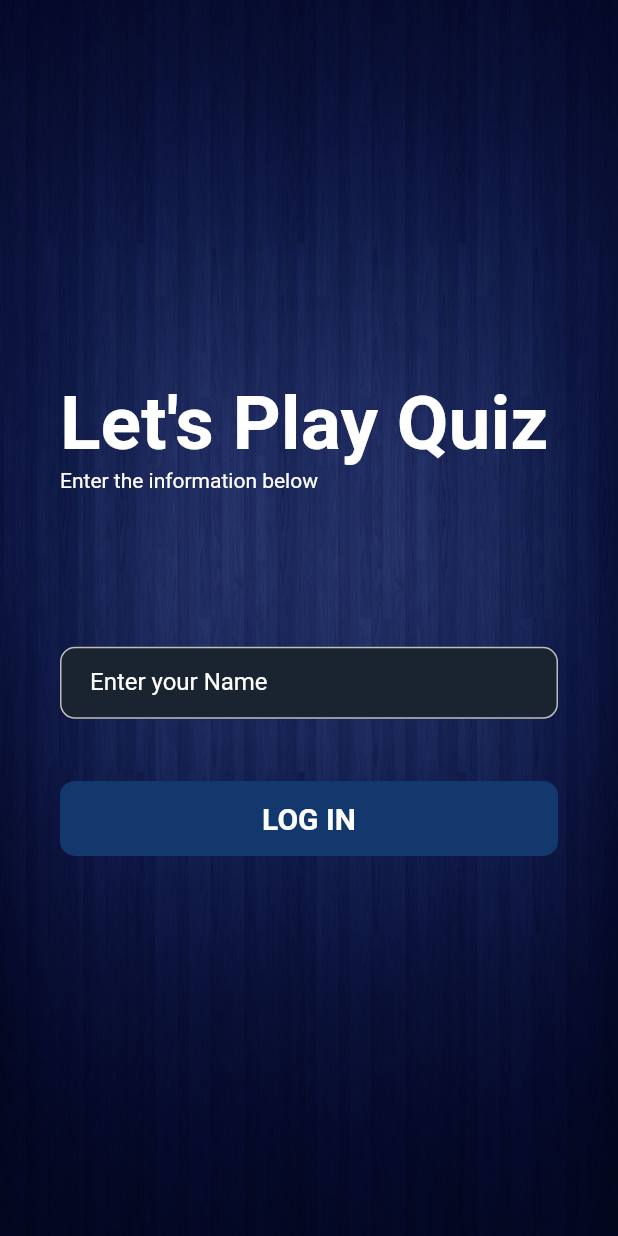
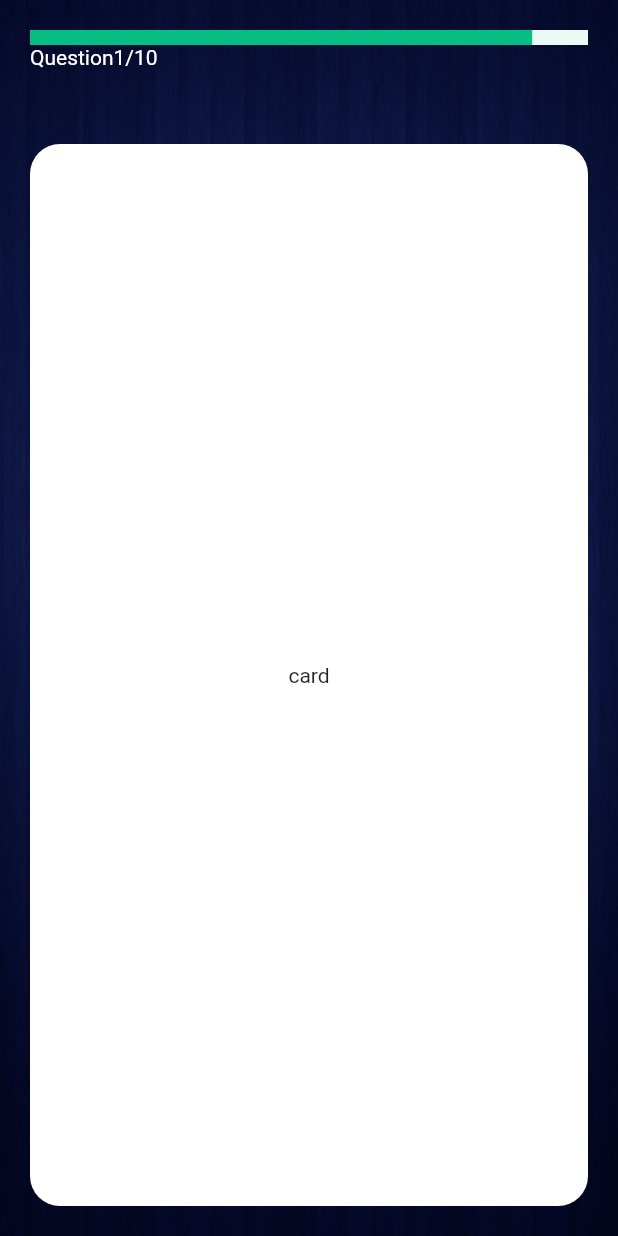
Before and after one commit to Resolute07/assignmentAnantkaal, a Flutter app: the screen it shows after launch, on a phone screen of 412 x 824 dp. Run offline on Flutter 3.47's test engine with Material 2 defaults, Android fonts, the phone set to English and light mode, and no system bars; our stand-ins replace hive, hive_flutter; accounts and stored records are empty.

Commit message:
In this commit the questions screen is implemented

```diff
--- a/lib/main.dart
+++ b/lib/main.dart
@@ -2,7 +2,9 @@ import 'package:flutter/material.dart';
 import 'package:hive/hive.dart';
 import 'package:hive_flutter/hive_flutter.dart';
 import 'package:quiz_app/screens/home_screen.dart';
+import 'package:quiz_app/screens/question_screen.dart';
 import 'package:quiz_app/screens/splash_screen.dart';
+import 'package:quiz_app/screens/welcome_screen.dart';
 
 void main() async {
   WidgetsFlutterBinding.ensureInitialized();
@@ -20,7 +22,7 @@ class MyApp extends StatelessWidget {
     return MaterialApp(
       title: 'Flutter Demo',
       theme: ThemeData.dark(),
-      home: const HomeScreen(),
+      home: const QuestionScreen(),
       //home: const MyHomePage(title: 'Flutter Demo Home Page'),
     );
   }
--- a/lib/screens/home_screen.dart
+++ b/lib/screens/home_screen.dart
@@ -12,7 +12,7 @@ class HomeScreen extends StatefulWidget {
 
 class _HomeScreenState extends State<HomeScreen> {
   final _localBox = Hive.box('localBox');
-  TextEditingController _nameController = TextEditingController();
+  final TextEditingController _nameController = TextEditingController();
   @override
   Widget build(BuildContext context) {
     return GestureDetector(
@@ -90,7 +90,7 @@ class _HomeScreenState extends State<HomeScreen> {
                           MaterialStateProperty.all(Colors.transparent),
                     ),
                     child: Text(
-                      'Log in'.toUpperCase(),
+                      'Start Quiz'.toUpperCase(),
                       style: const TextStyle(
                           fontSize: 20,
                           fontWeight: FontWeight.bold,
--- /dev/null
+++ b/lib/screens/question_screen.dart
@@ -0,0 +1,66 @@
+import 'package:flutter/material.dart';
+import 'package:hive/hive.dart';
+import 'package:quiz_app/screens/custom_screen.dart';
+//import 'package:flutter_svg/flutter_svg.dart';
+
+class QuestionScreen extends StatefulWidget {
+  const QuestionScreen({super.key});
+
+  @override
+  State<QuestionScreen> createState() => _QuestionScreenState();
+}
+
+class _QuestionScreenState extends State<QuestionScreen> {
+  final _localBox = Hive.box('localBox');
+  final TextEditingController _nameController = TextEditingController();
+  @override
+  Widget build(BuildContext context) {
+    return GestureDetector(
+      onTap: () {
+        FocusScopeNode currentFocus = FocusScope.of(context);
+        if (!currentFocus.hasPrimaryFocus) {
+          currentFocus.unfocus();
+        }
+      },
+      child: CustomScreen(
+        child: Padding(
+          padding: const EdgeInsets.all(20.0),
+          child: Column(
+            mainAxisAlignment: MainAxisAlignment.spaceBetween,
+            children: [
+              const LinearProgressIndicator(
+                value: 0.90,
+                minHeight: 10,
+                backgroundColor: Color(0xFFEAFAF5),
+                valueColor: AlwaysStoppedAnimation(Color(0xFF07BD84)),
+              ),
+              Row(
+                children: const [
+                  Text(
+                    "Question1/",
+                    style: TextStyle(),
+                  ),
+                  Text("10"),
+                ],
+              ),
+              const SizedBox(height: 50),
+              Expanded(
+                flex: 1,
+                child: Container(
+                  decoration: const BoxDecoration(
+                      color: Colors.white,
+                      borderRadius: BorderRadius.all(Radius.circular(20))),
+                  child: const Center(
+                      child: Text(
+                    'card',
+                    style: TextStyle(color: Colors.black87),
+                  )),
+                ),
+              ),
+            ],
+          ),
+        ),
+      ),
+    );
+  }
+}
--- a/pubspec.yaml
+++ b/pubspec.yaml
@@ -64,7 +64,7 @@ flutter:
   assets:
     - assets/images/quiz.png
     - assets/images/quiz1.png
-    - assets/images/bg.svg
+    - assets/images/quiz-image.jpg
     - assets/images/bg2.jpeg
 
 
```
Also changed, not shown: lib/progress_bar.dart (added, +51 -0 lines), lib/screens/welcome_screen.dart (added, +60 -0 lines), assets/images/26768.jpg (added), assets/images/quiz-image.jpg (added), 3 other files.
